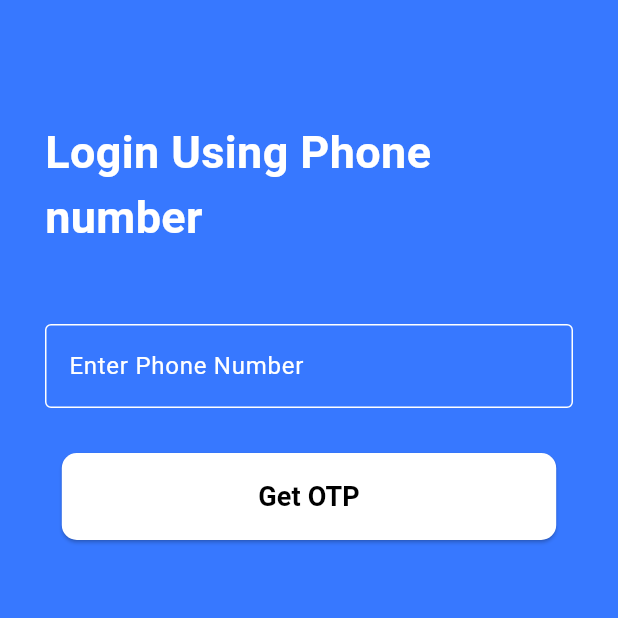
After one commit to ayushyadav24/Brink, a Flutter app: the screen it shows after launch, after a tap on "Login Using Phone Number", on a phone screen of 412 x 824 dp, the top half of it. The commit adds this screen. Run offline on Flutter 3.47's test engine with Material 3 defaults, Android fonts, the phone set to English and light mode, and no system bars; our stand-ins replace firebase_auth, firebase_core; missing offline and left inert: autocomplete_textfield; accounts and stored records are empty; network calls fail.

Commit message:
enabled auth

```diff
--- /dev/null
+++ b/lib/auth/phone_login.dart
@@ -0,0 +1,108 @@
+import 'dart:developer';
+
+import 'package:brink_app/auth/get_otp.dart';
+import 'package:firebase_auth/firebase_auth.dart';
+import 'package:firebase_core/firebase_core.dart';
+import 'package:flutter/material.dart';
+
+class phoneLoginScreen extends StatefulWidget {
+  @override
+  State<phoneLoginScreen> createState() => _phoneLoginScreenState();
+}
+
+class _phoneLoginScreenState extends State<phoneLoginScreen> {
+  String _selectedRole = '';
+  final phoneController = TextEditingController();
+
+  @override
+  void dispose() {
+    // Dispose the controllers when the screen is disposed to avoid memory leaks
+    phoneController.dispose();
+    super.dispose();
+  }
+
+  @override
+  Widget build(BuildContext context) {
+    final screenWidth = MediaQuery
+        .of(context)
+        .size
+        .width;
+
+    return Scaffold(
+      backgroundColor: const Color(0xFF3778FF),
+      body: SingleChildScrollView(
+        padding: const EdgeInsets.symmetric(horizontal: 30, vertical: 50),
+        child: Column(
+          crossAxisAlignment: CrossAxisAlignment.center,
+          children: <Widget>[
+            const SizedBox(height: 30),
+            const Text(
+              'Login Using Phone number',
+              style: TextStyle(
+                fontSize: 30,
+                color: Colors.white,
+                fontWeight: FontWeight.bold,
+              ),
+            ),
+            const SizedBox(height: 50),
+            TextFormField(
+              style: const TextStyle(color: Colors.white),
+              decoration: const InputDecoration(
+                labelText: 'Enter Phone Number',
+                labelStyle: TextStyle(color: Colors.white),
+                enabledBorder: OutlineInputBorder(
+                  borderSide: BorderSide(color: Colors.white),
+                ),
+                focusedBorder: OutlineInputBorder(
+                  borderSide: BorderSide(color: Colors.white),
+                ),
+              ),
+              controller: phoneController,
+            ),
+
+            const SizedBox(height: 30),
+            SizedBox(
+              width: screenWidth * 0.8,
+              child: ElevatedButton(
+                onPressed: () async {
+                  FirebaseAuth.instance.verifyPhoneNumber(
+                    phoneNumber: phoneController.text,
+                    verificationCompleted: (phoneAuthCredential) {},
+                    verificationFailed: (error) {
+                      log(error.toString());
+                    },
+                    codeSent: (verificationId, forceResendingToken) {
+                      Navigator.push(context, MaterialPageRoute(
+                          builder: (context) => getOtpScreen(verificationId: verificationId)));
+                    },
+
+                    codeAutoRetrievalTimeout: (verificationId) {
+                      log("Auto Retireval timeout");
+                    },
+                  );
+                },
+
+                style: ElevatedButton.styleFrom(
+                  foregroundColor: Colors.black,
+                  backgroundColor: Colors.white,
+                  padding: const EdgeInsets.symmetric(vertical: 16),
+                  shape: RoundedRectangleBorder(
+                    borderRadius: BorderRadius.circular(10),
+                  ),
+                ),
+                child: const Text(
+                  'Get OTP',
+                  style: TextStyle(
+                    fontSize: 18,
+                    fontWeight: FontWeight.bold,
+                  ),
+                ),
+              ),
+            ),
+            const SizedBox(height: 30),
+          ],
+        ),
+      ),
+    );
+  }
+}
--- a/lib/main.dart
+++ b/lib/main.dart
@@ -1,7 +1,21 @@
+import 'package:brink_app/splashscreen.dart';
+import 'package:firebase_core/firebase_core.dart';
 import 'package:flutter/material.dart';
 import 'package:brink_app/welcome.dart';
 
-void main() {
+Future<void> main() async {
+  WidgetsFlutterBinding.ensureInitialized();
+
+  await Firebase.initializeApp(
+      options: FirebaseOptions(
+        apiKey: 'AIzaSyBz78nL35wZ9twsliAVXsoZR16GxAo_b_M',
+        appId: '1:41087094403:android:695a176f004e5a67f015b6',
+        messagingSenderId: '41087094403',
+        projectId: 'brink-firebase',
+        storageBucket: 'brink-firebase.appspot.com',
+      )
+  );
+
   runApp(const MyApp());
 }
 
@@ -33,7 +47,7 @@ class MyApp extends StatelessWidget {
         colorScheme: ColorScheme.fromSeed(seedColor: Colors.deepPurple),
         useMaterial3: true,
       ),
-      home: const WelcomeScreen(),
+      home: Splash_Screen(),
     );
   }
 }
--- a/lib/splashscreen.dart
+++ b/lib/splashscreen.dart
@@ -1,6 +1,7 @@
 import 'dart:async';
 import 'dart:ui';
 import 'package:brink_app/dashboardfinal.dart';
+import 'package:brink_app/welcome.dart';
 import 'package:flutter/cupertino.dart';
 import 'package:flutter/material.dart';
 
@@ -14,7 +15,7 @@ class _Splash_ScreenState extends State<Splash_Screen> {
     super.initState();
     Timer(Duration(seconds: 2),
             () {
-              Navigator.pushReplacement(context, MaterialPageRoute(builder: (context)=>StudentHomePage()));
+              Navigator.pushReplacement(context, MaterialPageRoute(builder: (context)=>WelcomeScreen()));
             });
 }
   Widget build(BuildContext context) {
--- a/lib/welcome.dart
+++ b/lib/welcome.dart
@@ -1,3 +1,4 @@
+import 'package:brink_app/auth/phone_login.dart';
 import 'package:flutter/material.dart';
 import 'package:brink_app/login.dart';
 import 'package:brink_app/register.dart';
@@ -39,7 +40,7 @@ class WelcomeScreen extends StatelessWidget {
                   // Navigate to the login screen
                   Navigator.push(
                     context,
-                    MaterialPageRoute(builder: (context) => const RoleBasedLoginScreen()),
+                    MaterialPageRoute(builder: (context) => RoleBasedLoginScreen()),
                   );
                 },
                 style: ElevatedButton.styleFrom(
@@ -50,7 +51,37 @@ class WelcomeScreen extends StatelessWidget {
                   ),
                 ),
                 child: const Text(
-                  'Login',
+                  'Login Using Email ID',
+                  style: TextStyle(
+                    fontSize: 18,
+                    fontWeight: FontWeight.bold,
+                  ),
+                ),
+              ),
+            ),
+
+            const SizedBox(height: 15),
+
+            // Login button
+            SizedBox(
+              width: screenWidth * 0.8,
+              child: ElevatedButton(
+                onPressed: () {
+                  // Navigate to the login screen
+                  Navigator.push(
+                    context,
+                    MaterialPageRoute(builder: (context) => phoneLoginScreen()),
+                  );
+                },
+                style: ElevatedButton.styleFrom(
+                  foregroundColor: Colors.black, backgroundColor: Colors.white, // Black text
+                  padding: const EdgeInsets.symmetric(vertical: 16),
+                  shape: RoundedRectangleBorder(
+                    borderRadius: BorderRadius.circular(10),
+                  ),
+                ),
+                child: const Text(
+                  'Login Using Phone Number',
                   style: TextStyle(
                     fontSize: 18,
                     fontWeight: FontWeight.bold,
@@ -69,7 +100,7 @@ class WelcomeScreen extends StatelessWidget {
                   // Navigate to the Register screen
                   Navigator.push(
                     context,
-                    MaterialPageRoute(builder: (context) => const RegistrationScreen()),
+                    MaterialPageRoute(builder: (context) => RegistrationScreen()),
                   );
                 },
                 style: ElevatedButton.styleFrom(
--- a/pubspec.yaml
+++ b/pubspec.yaml
@@ -40,6 +40,8 @@ dependencies:
   cupertino_icons: ^1.0.6
   url_launcher: ^6.2.6
   fluttertoast: ^8.2.5
+  firebase_core: ^2.31.0
+  firebase_auth: ^4.19.5
 
 
 dev_dependencies:
```
Also changed, not shown: lib/auth/auth_services.dart (added, +32 -0 lines), lib/auth/get_otp.dart (added, +101 -0 lines), lib/login.dart (+49 -85 lines), lib/register.dart (+59 -7 lines), lib/splashscreen_a.dart (+7 -7 lines), lib/splashscreen_t.dart (+7 -7 lines), pubspec.lock, 7 other files.
